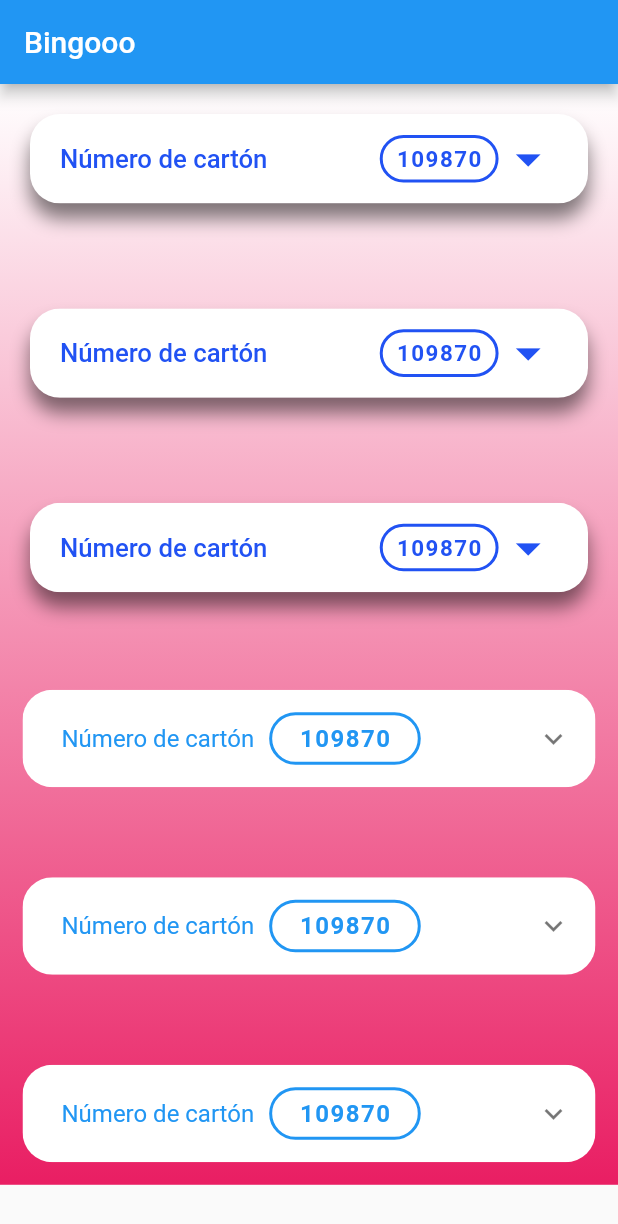
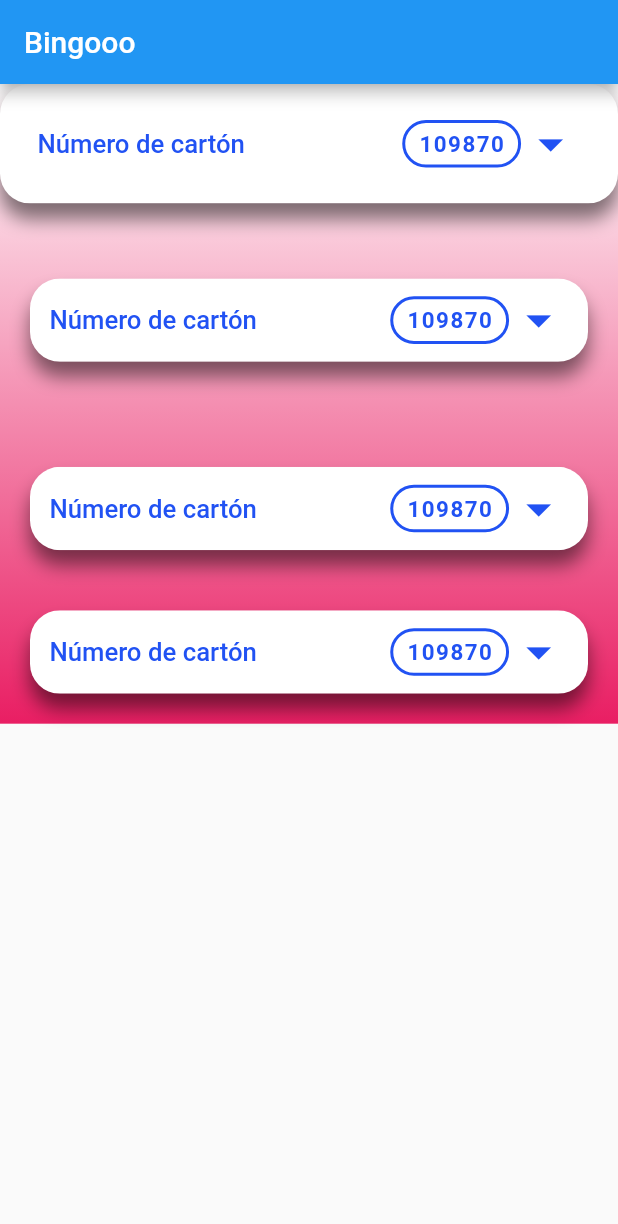
Before and after one commit to flourdes/folding_cardboard, a Flutter app: the screen it shows after launch, on a phone screen of 412 x 824 dp. Shown: the top 1224 px of the screen. Run offline on Flutter 3.47's test engine with Material 2 defaults, Android fonts, the light colour scheme and no system bars.

Commit message:
Update
Atributo padding, y margin top de la tabla

```diff
--- a/lib/folding_cardboard_component_custom.dart
+++ b/lib/folding_cardboard_component_custom.dart
@@ -136,7 +136,7 @@
               color: widget.backgroundColor,
             ),
             child: Padding(
-              padding: const EdgeInsets.symmetric(vertical: 10, horizontal: 15),
+              padding: widget.padding,//const EdgeInsets.symmetric(vertical: 10, horizontal: 15),
               child: Column(
                 mainAxisAlignment: MainAxisAlignment.spaceBetween,
                 children: [
@@ -195,7 +195,7 @@
                     maintainAnimation: false,
                     visible: _isVisible,
                     child: Padding(
-                      padding: const EdgeInsets.all(0),//const EdgeInsets.only(top: 10,left: 5,right: 10),
+                      padding:  EdgeInsets.only(top: widget.padding.vertical/3),//const EdgeInsets.only(top: 10,left: 5,right: 10),
                       child: Table(
                         children: carton,
                       ),
--- a/lib/view.dart
+++ b/lib/view.dart
@@ -59,12 +59,9 @@
           child: Column(
             crossAxisAlignment: CrossAxisAlignment.center,
             children: [
-              Padding(
-                padding: const EdgeInsets.all(20.0),
-                child: FoldingCardboardComponentCustom(
-                    lotteryTicketModel: lotteryTicket,
-                    padding: const EdgeInsets.all(20),
-                    ),
+              FoldingCardboardComponentCustom(
+                  lotteryTicketModel: lotteryTicket,
+                  padding: const EdgeInsets.all(20),
               ),
               const SizedBox(
                 height: 30,
@@ -82,18 +79,11 @@
                 child: FoldingCardboardComponentCustom(
                     lotteryTicketModel: lotteryTicket),
               ),
-              const SizedBox(
-                height: 30,
+              Padding(
+                padding: const EdgeInsets.all(20.0),
+                child: FoldingCardboardComponentCustom(
+                    lotteryTicketModel: lotteryTicket),
               ),
-              FoldingCardboardComponent(lotteryTicketModel: lotteryTicket),
-              const SizedBox(
-                height: 30,
-              ),
-              FoldingCardboardComponent(lotteryTicketModel: lotteryTicket),
-              const SizedBox(
-                height: 30,
-              ),
-              FoldingCardboardComponent(lotteryTicketModel: lotteryTicket),
             ],
           ),
         ),
```
